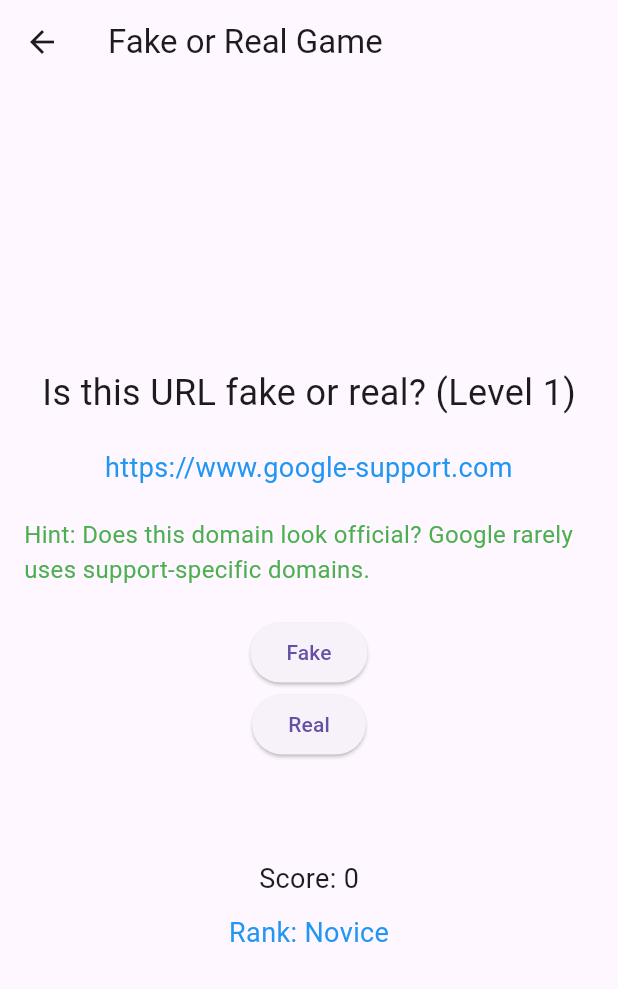
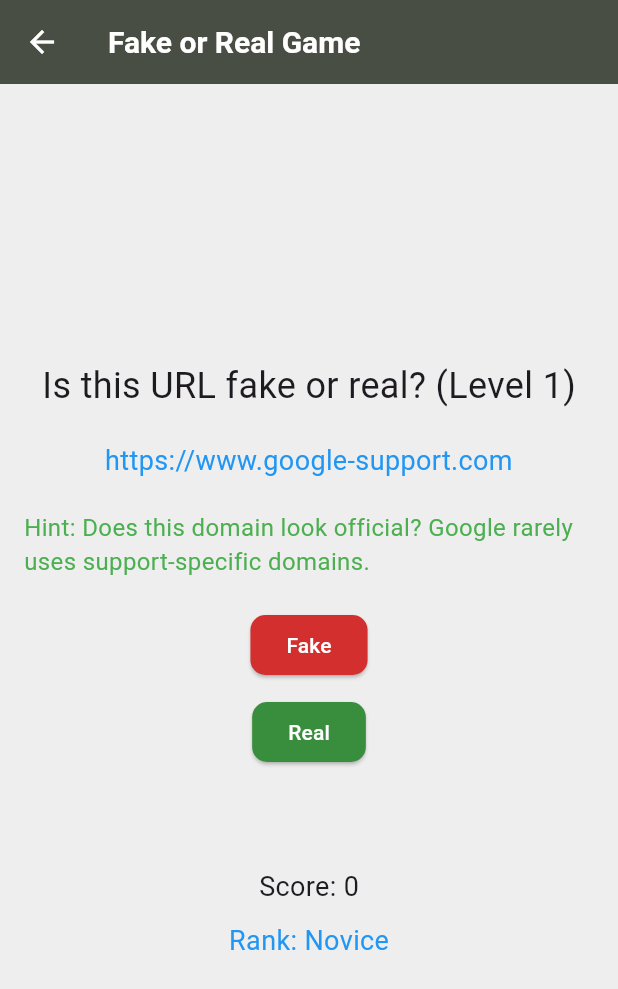
Before and after one commit to rayloveshacking/C5_Threat_Detector, a Flutter app: the ScamOrNotGame screen opened directly, on a phone screen of 412 x 824 dp. Shown: the top 989 px of the screen. Run offline on Flutter 3.47's test engine with Material 3 defaults, Android fonts, the phone set to English and light mode, and no system bars; our stand-ins replace firebase_auth, firebase_core; missing offline and left inert: mobile_scanner; accounts and stored records are empty; network calls fail.

Commit message:
Final Changes

```diff
--- a/lib/scam_or_not_game.dart
+++ b/lib/scam_or_not_game.dart
@@ -27,7 +27,7 @@ class _ScamOrNotGameState extends State<ScamOrNotGame> {
 
   void _generateAllUrls() {
     _allUrls.addAll([
-       {
+      {
     'url': 'https://www.google-support.com',
     'hint': 'Does this domain look official? Google rarely uses support-specific domains.',
     'explanation': 'Google-support.com is a phishing site attempting to mimic Google’s support pages.',
@@ -546,6 +546,7 @@ class _ScamOrNotGameState extends State<ScamOrNotGame> {
     'explanation': 'Login.microsoftonline.com/verify is the legitimate page used by Microsoft for account verification.',
     'isScam': 'false',
   }
+      // Add your URLs here with isScam, hint, and explanation keys
     ]);
   }
 
@@ -622,9 +623,14 @@ class _ScamOrNotGameState extends State<ScamOrNotGame> {
   Widget build(BuildContext context) {
     return Scaffold(
       appBar: AppBar(
-        title: const Text('Fake or Real Game'),
+        title: const Text(
+          'Fake or Real Game',
+          style: TextStyle(color: Colors.white),
+        ),
+        backgroundColor: const Color.fromARGB(255, 72, 78, 67),
       ),
-      body: Padding(
+      body: Container(
+        color: Colors.grey[200], // Light gray background to match the theme
         padding: const EdgeInsets.all(16.0),
         child: Column(
           mainAxisAlignment: MainAxisAlignment.center,
@@ -649,10 +655,19 @@ class _ScamOrNotGameState extends State<ScamOrNotGame> {
             const SizedBox(height: 20),
             ElevatedButton(
               onPressed: () => _checkAnswer(true),
+              style: ElevatedButton.styleFrom(
+                backgroundColor: Colors.red[700], // Red button background
+                foregroundColor: Colors.white, // White text color
+              ),
               child: const Text('Fake'),
             ),
+            const SizedBox(height: 10),
             ElevatedButton(
               onPressed: () => _checkAnswer(false),
+              style: ElevatedButton.styleFrom(
+                backgroundColor: Colors.green[700], // Green button background
+                foregroundColor: Colors.white, // White text color
+              ),
               child: const Text('Real'),
             ),
             const SizedBox(height: 20),
```
Also changed, not shown: lib/blocked_urls.dart (+26 -5 lines), lib/main.dart (+82 -22 lines).
